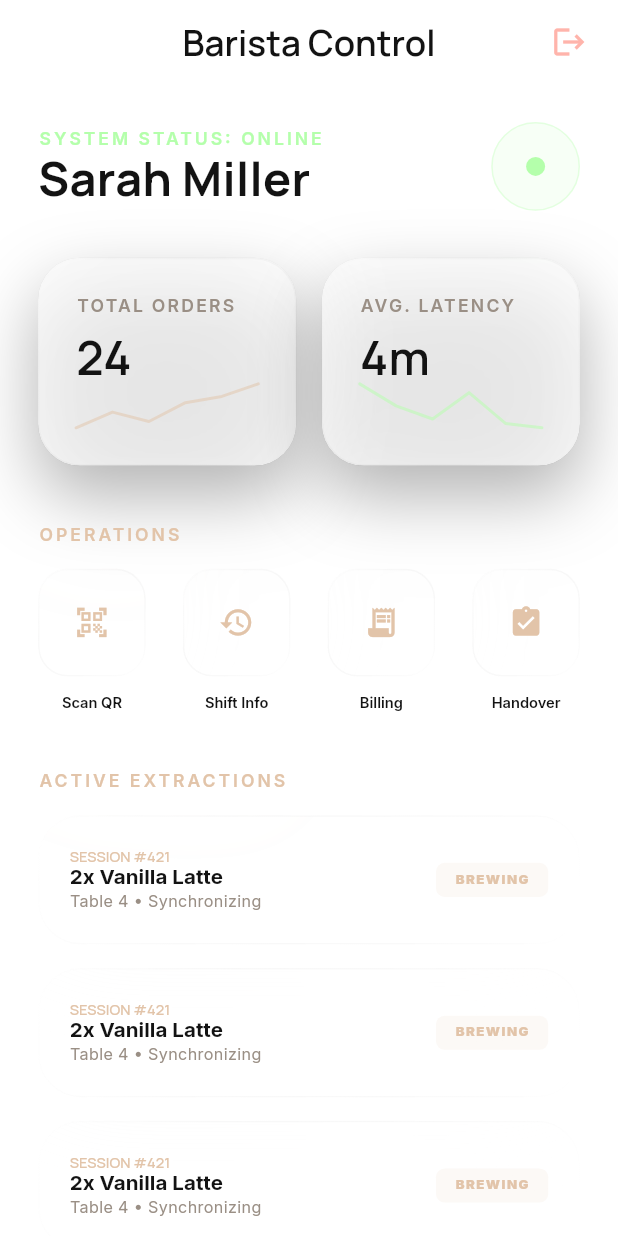
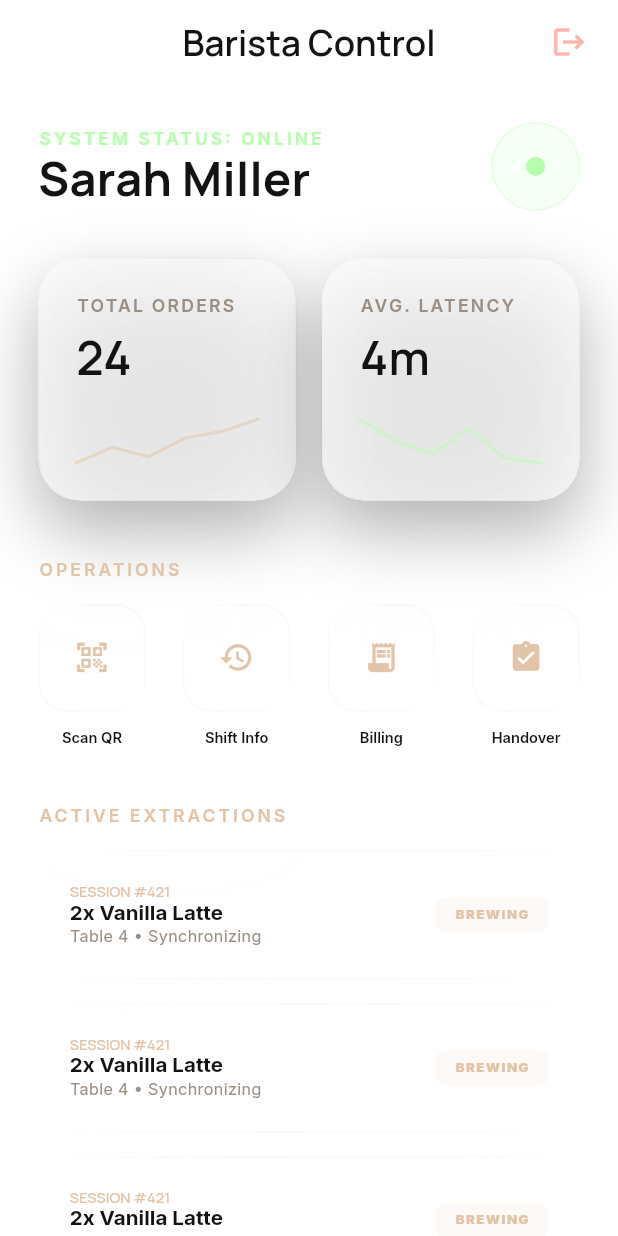
Before and after one commit to shivamkhulecoepd/Coffee-Store-Jules-Stitch, a Flutter app: the BaristaDashboard screen opened directly, on a phone screen of 412 x 824 dp. Run offline on Flutter 3.47's test engine with Material 3 defaults, Android fonts, the phone set to English and light mode, and no system bars; our stand-ins replace dio, equatable, flutter_bloc, flutter_screenutil, get_it, go_router and 1 more.

Commit message:
fix: resolve layout overflows and unbounded height constraints
- Fixed KPICard unbounded height issue.
- Added SingleChildScrollView to TaskDetail, BrewingWorkflow, PurchaseOrder, ScanTableQR, and PaymentMethods.
- Resolved Row overflows in BaristaDashboard and ManagerDashboard by using Expanded/Flexible.
- Adjusted ProductDetailsPage to handle dynamic heights and avoid Column overflows.
- Verified all fixes with automated widget tests.

Co-authored-by: shivamkhulecoepd <237742325+shivamkhulecoepd@users.noreply.github.com>

```diff
--- a/lib/features/account/screens/payment_methods_page.dart
+++ b/lib/features/account/screens/payment_methods_page.dart
@@ -22,7 +22,7 @@ class PaymentMethodsPage extends StatelessWidget {
           onPressed: () => Navigator.pop(context),
         ),
       ),
-      body: Padding(
+      body: SingleChildScrollView(
         padding: EdgeInsets.all(24.w),
         child: Column(
           children: [
@@ -42,8 +42,9 @@ class PaymentMethodsPage extends StatelessWidget {
                 ],
               ),
             ),
-            const Spacer(),
+            SizedBox(height: 80.h),
             AppButton(text: 'SAVE PREFERENCES', onPressed: () => Navigator.pop(context)),
+            SizedBox(height: 40.h),
           ],
         ),
       ),
--- a/lib/features/admin/screens/manager_dashboard.dart
+++ b/lib/features/admin/screens/manager_dashboard.dart
@@ -96,8 +96,7 @@ class ManagerDashboard extends StatelessWidget {
                 child: Icon(icon, color: AppColors.primary, size: 20.sp),
               ),
               SizedBox(width: 20.w),
-              Text(label, style: AppTypography.labelMedium(context).copyWith(fontWeight: FontWeight.w600)),
-              const Spacer(),
+              Expanded(child: Text(label, style: AppTypography.labelMedium(context).copyWith(fontWeight: FontWeight.w600))),
               Icon(Icons.arrow_forward_ios, color: AppColors.outline, size: 14.sp),
             ],
           ),
@@ -119,8 +118,7 @@ class ManagerDashboard extends StatelessWidget {
               child: Icon(Icons.warning_amber_rounded, color: color, size: 20.sp),
             ),
             SizedBox(width: 20.w),
-            Text(item, style: AppTypography.labelMedium(context)),
-            const Spacer(),
+            Expanded(child: Text(item, style: AppTypography.labelMedium(context))),
             Text(status, style: AppTypography.dataMono(context).copyWith(color: color, fontWeight: FontWeight.w800, fontSize: 10.sp)),
           ],
         ),
--- a/lib/features/barista/screens/barista_dashboard.dart
+++ b/lib/features/barista/screens/barista_dashboard.dart
@@ -37,12 +37,14 @@ class BaristaDashboard extends StatelessWidget {
               Row(
                 mainAxisAlignment: MainAxisAlignment.spaceBetween,
                 children: [
-                  Column(
+                  Expanded(
+                    child: Column(
                       crossAxisAlignment: CrossAxisAlignment.start,
                       children: [
                         Text('SYSTEM STATUS: ONLINE', style: AppTypography.labelSmall(context).copyWith(color: AppColors.success, letterSpacing: 2)),
                         Text('Sarah Miller', style: AppTypography.displayLargeMobile(context).copyWith(fontWeight: FontWeight.w700)),
                       ],
+                    ),
                   ),
                   _buildStatusIndicator(),
                 ],
@@ -95,11 +97,11 @@ class BaristaDashboard extends StatelessWidget {
           ),
         ),
         SizedBox(width: 16.w),
-        Expanded(
+        const Expanded(
           child: KPICard(
             label: 'Avg. Latency',
             value: '4m',
-            chartData: const [5, 4.5, 4.2, 4.8, 4.1, 4.0],
+            chartData: [5, 4.5, 4.2, 4.8, 4.1, 4.0],
             chartColor: AppColors.success,
           ),
         ),
@@ -153,7 +155,8 @@ class BaristaDashboard extends StatelessWidget {
             padding: EdgeInsets.all(20.w),
             child: Row(
               children: [
-                Column(
+                Expanded(
+                  child: Column(
                     crossAxisAlignment: CrossAxisAlignment.start,
                     children: [
                       Text('SESSION #421', style: AppTypography.dataMono(context).copyWith(color: AppColors.primary, fontSize: 10.sp)),
@@ -161,7 +164,7 @@ class BaristaDashboard extends StatelessWidget {
                       Text('Table 4 • Synchronizing', style: AppTypography.bodyMedium(context).copyWith(color: AppColors.outline, fontSize: 11.sp)),
                     ],
                   ),
-                const Spacer(),
+                ),
                 Container(
                   padding: EdgeInsets.symmetric(horizontal: 12.w, vertical: 6.h),
                   decoration: BoxDecoration(color: AppColors.primary.withOpacity(0.1), borderRadius: BorderRadius.circular(6.r)),
--- a/lib/features/barista/screens/scan_table_qr.dart
+++ b/lib/features/barista/screens/scan_table_qr.dart
@@ -22,7 +22,8 @@ class ScanTableQRPage extends StatelessWidget {
           onPressed: () => context.pop(),
         ),
       ),
-      body: Column(
+      body: SingleChildScrollView(
+        child: Column(
           children: [
             SizedBox(height: 80.h),
             Center(
@@ -52,7 +53,7 @@ class ScanTableQRPage extends StatelessWidget {
                 style: AppTypography.bodyMedium(context).copyWith(color: AppColors.outline, height: 1.5),
               ),
             ),
-          const Spacer(),
+            SizedBox(height: 80.h),
             Padding(
               padding: EdgeInsets.all(40.w),
               child: Row(
@@ -65,6 +66,7 @@ class ScanTableQRPage extends StatelessWidget {
               ),
             ),
           ],
+        ),
       ),
     );
   }
--- a/lib/features/barista/screens/task_detail_page.dart
+++ b/lib/features/barista/screens/task_detail_page.dart
@@ -23,7 +23,7 @@ class TaskDetailPage extends StatelessWidget {
           onPressed: () => context.pop(),
         ),
       ),
-      body: Padding(
+      body: SingleChildScrollView(
         padding: EdgeInsets.all(24.w),
         child: Column(
           crossAxisAlignment: CrossAxisAlignment.start,
@@ -52,8 +52,9 @@ class TaskDetailPage extends StatelessWidget {
             _buildChecklist(context, 'Insert Blind Filter with Powder'),
             _buildChecklist(context, 'Run Automatic Backflush Cycle (5 Cycles)'),
             _buildChecklist(context, 'Scrub Group Gaskets'),
-            const Spacer(),
+            SizedBox(height: 40.h),
             AppButton(text: 'COMPLETE PROTOCOL', onPressed: () => context.pop()),
+            SizedBox(height: 40.h),
           ],
         ),
       ),
--- a/lib/shared/widgets/kpi_card.dart
+++ b/lib/shared/widgets/kpi_card.dart
@@ -26,11 +26,12 @@ class KPICard extends StatelessWidget {
       boxShadow: AppTheme.premiumShadow,
       child: Column(
         crossAxisAlignment: CrossAxisAlignment.start,
+        mainAxisSize: MainAxisSize.min,
         children: [
           Text(label.toUpperCase(), style: AppTypography.labelSmall(context).copyWith(color: AppColors.outline, letterSpacing: 1.5)),
           SizedBox(height: 8.h),
           Text(value, style: AppTypography.headlineLarge(context)),
-          const Spacer(),
+          SizedBox(height: 24.h),
           SizedBox(
             height: 30.h,
             width: double.infinity,
```
Also changed, not shown: lib/features/admin/screens/purchase_order.dart (+4 -3 lines), lib/features/barista/screens/brewing_workflow.dart (+12 -9 lines), lib/features/ordering/screens/product_details_page.dart (+5 -3 lines), 6 other files. Lines whose indentation alone changed are shown as unchanged.
